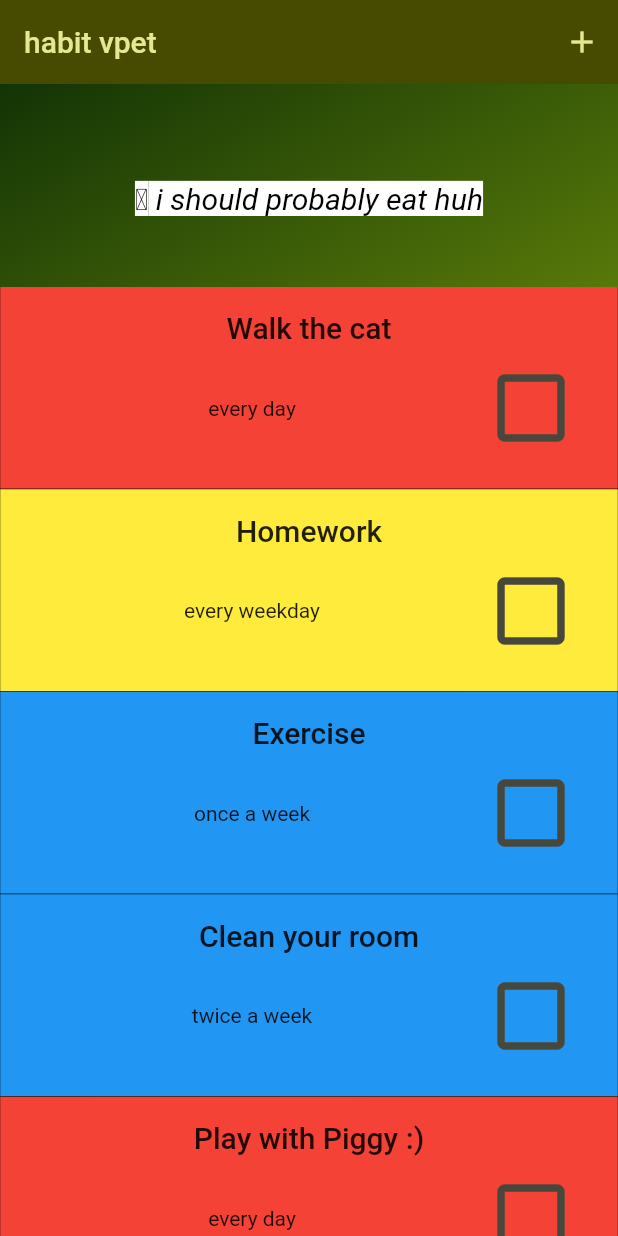
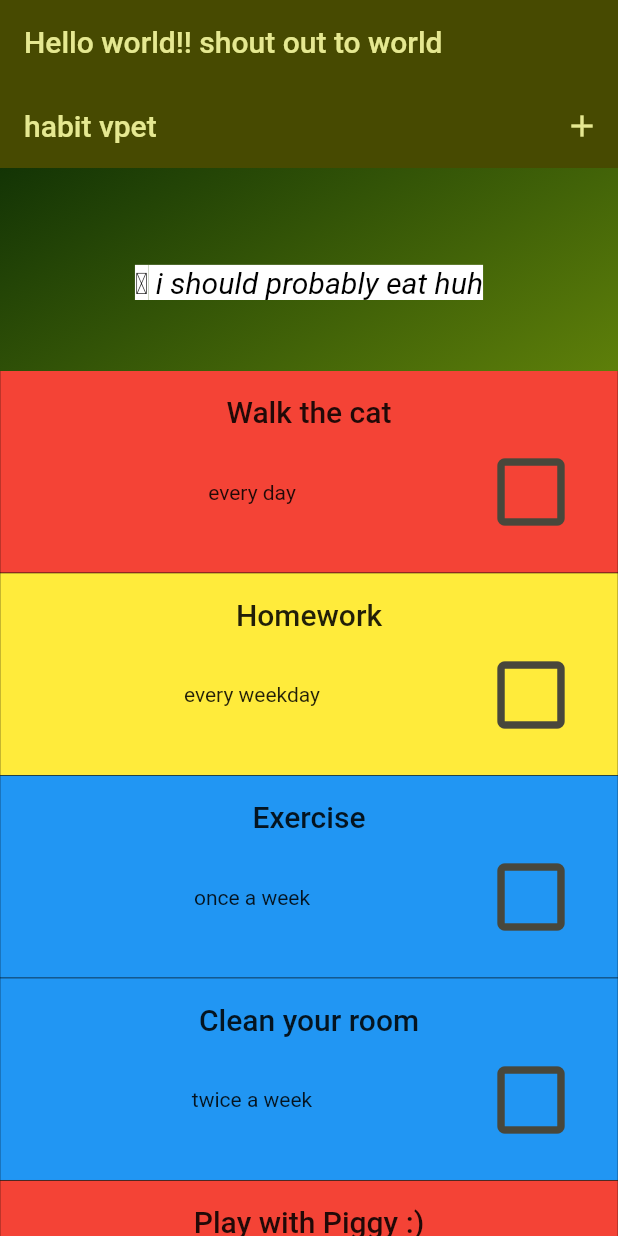
Before and after one commit to abbymachines/habit_vpet, a Flutter app: the screen it shows after launch, on a phone screen of 412 x 824 dp. Run offline on Flutter 3.47's test engine with Material 2 defaults, Android fonts, the phone set to English and light mode, and no system bars; our stand-ins replace flutter_riverpod, riverpod_annotation.

Commit message:
flutter riverpod hello world (inside main.dart)

```diff
--- a/lib/main.dart
+++ b/lib/main.dart
@@ -8,10 +8,9 @@ var kColorScheme = ColorScheme.fromSeed(
   seedColor: const Color.fromARGB(255, 130, 134, 12),
 );
 
-// @riverpod
-// String helloWorld(HelloWorldRef ref) {
-//   return 'Hello world';
-// }
+final helloWorldProvider = Provider<String>((ref) {
+  return 'Hello world!! shout out to world';
+});
 
 void main() {
   runApp(
@@ -24,7 +23,7 @@ void main() {
 class MyApp extends ConsumerWidget {
   @override
   Widget build(BuildContext context, WidgetRef ref) {
-    // final String value = ref.watch(helloWorldProvider);
+    final String value = ref.watch(helloWorldProvider);
 
     return MaterialApp(
       theme: ThemeData().copyWith(
@@ -60,7 +59,12 @@ class MyApp extends ConsumerWidget {
           ),
         ),
       ),
-      home: Scaffold(body: const HabitVpet()),
+      home: Scaffold(
+        appBar: AppBar(
+          title: Text(value),
+        ),
+        body: const HabitVpet(),
+      ),
     );
   }
 }
```
